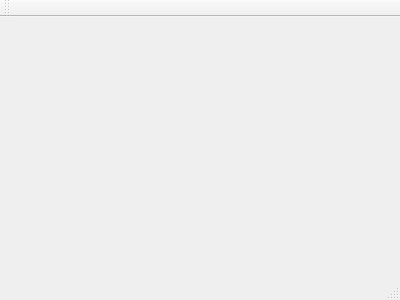
Qt form mainwindow.ui (Dalizi/option_calculator) before a commit.
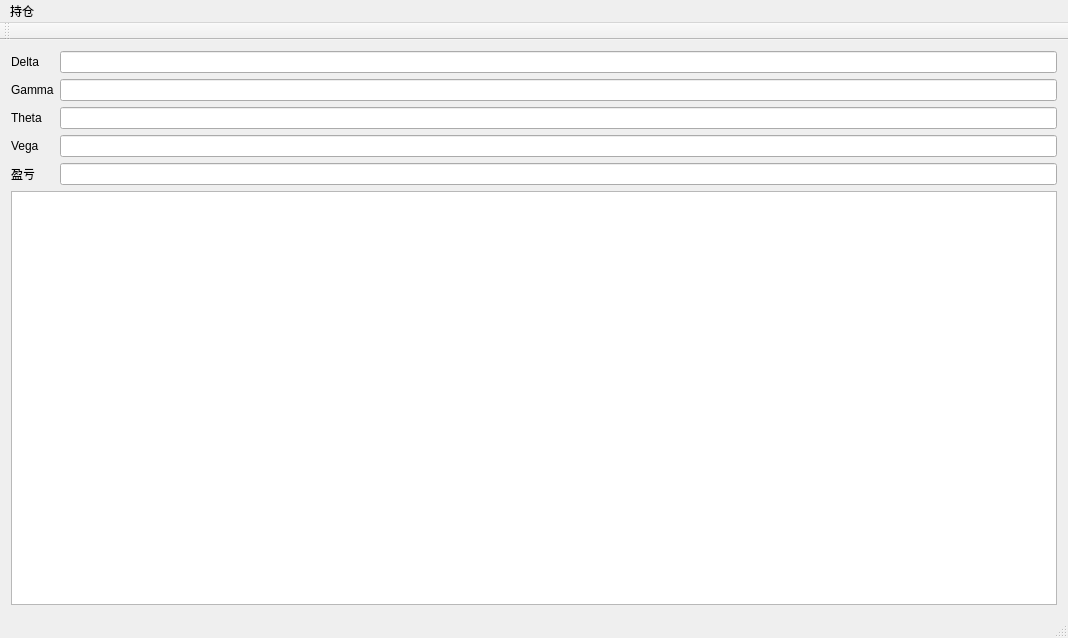
The same form after that commit.

```diff
--- a/mainwindow.ui
+++ b/mainwindow.ui
@@ -1,24 +1,171 @@
 <ui version="4.0">
  <class>MainWindow</class>
- <widget class="QMainWindow" name="MainWindow" >
-  <property name="geometry" >
+ <widget class="QMainWindow" name="MainWindow">
+  <property name="geometry">
    <rect>
     <x>0</x>
     <y>0</y>
-    <width>400</width>
-    <height>300</height>
+    <width>1068</width>
+    <height>638</height>
    </rect>
   </property>
   <property name="windowTitle" >
    <string>MainWindow</string>
   </property>
-  <widget class="QMenuBar" name="menuBar" />
-  <widget class="QToolBar" name="mainToolBar" />
-  <widget class="QWidget" name="centralWidget" />
-  <widget class="QStatusBar" name="statusBar" />
+  <widget class="QWidget" name="centralWidget">
+   <layout class="QVBoxLayout" name="verticalLayout">
+    <item>
+     <layout class="QFormLayout" name="formLayout">
+      <item row="0" column="0">
+       <widget class="QLabel" name="deltaLabel">
+        <property name="text">
+         <string>Delta</string>
+        </property>
+       </widget>
+      </item>
+      <item row="0" column="1">
+       <widget class="QLineEdit" name="deltaLineEdit">
+        <property name="readOnly">
+         <bool>true</bool>
+        </property>
+       </widget>
+      </item>
+      <item row="1" column="0">
+       <widget class="QLabel" name="gammaLabel">
+        <property name="text">
+         <string>Gamma</string>
+        </property>
+       </widget>
+      </item>
+      <item row="1" column="1">
+       <widget class="QLineEdit" name="gammaLineEdit">
+        <property name="readOnly">
+         <bool>true</bool>
+        </property>
+       </widget>
+      </item>
+      <item row="2" column="0">
+       <widget class="QLabel" name="thetaLabel">
+        <property name="text">
+         <string>Theta</string>
+        </property>
+       </widget>
+      </item>
+      <item row="2" column="1">
+       <widget class="QLineEdit" name="thetaLineEdit">
+        <property name="readOnly">
+         <bool>true</bool>
+        </property>
+       </widget>
+      </item>
+      <item row="3" column="0">
+       <widget class="QLabel" name="vegaLabel">
+        <property name="text">
+         <string>Vega</string>
+        </property>
+       </widget>
+      </item>
+      <item row="3" column="1">
+       <widget class="QLineEdit" name="vegaLineEdit">
+        <property name="readOnly">
+         <bool>true</bool>
+        </property>
+       </widget>
+      </item>
+      <item row="4" column="0">
+       <widget class="QLabel" name="pnlLabel">
+        <property name="font">
+         <font>
+          <family>WenQuanYi Micro Hei</family>
+         </font>
+        </property>
+        <property name="text">
+         <string>盈亏</string>
+        </property>
+       </widget>
+      </item>
+      <item row="4" column="1">
+       <widget class="QLineEdit" name="pnlLineEdit">
+        <property name="readOnly">
+         <bool>true</bool>
+        </property>
+       </widget>
+      </item>
+     </layout>
+    </item>
+    <item>
+     <widget class="QTableView" name="positionTableView"/>
+    </item>
+   </layout>
+  </widget>
+  <widget class="QMenuBar" name="menuBar">
+   <property name="geometry">
+    <rect>
+     <x>0</x>
+     <y>0</y>
+     <width>1068</width>
+     <height>27</height>
+    </rect>
+   </property>
+   <property name="font">
+    <font>
+     <family>WenQuanYi Micro Hei</family>
+    </font>
+   </property>
+   <widget class="QMenu" name="menu">
+    <property name="font">
+     <font>
+      <family>WenQuanYi Micro Hei</family>
+     </font>
+    </property>
+    <property name="title">
+     <string>持仓</string>
+    </property>
+    <addaction name="orderPlaceAction"/>
+   </widget>
+   <addaction name="menu"/>
+  </widget>
+  <widget class="QToolBar" name="mainToolBar">
+   <attribute name="toolBarArea">
+    <enum>TopToolBarArea</enum>
+   </attribute>
+   <attribute name="toolBarBreak">
+    <bool>false</bool>
+   </attribute>
+  </widget>
+  <widget class="QStatusBar" name="statusBar"/>
+  <action name="orderPlaceAction">
+   <property name="text">
+    <string>下单</string>
+   </property>
+   <property name="font">
+    <font>
+     <family>WenQuanYi Micro Hei</family>
+    </font>
+   </property>
+  </action>
+  <action name="modifyPositionAction">
+   <property name="text">
+    <string>修改持仓</string>
+   </property>
+   <property name="font">
+    <font>
+     <family>WenQuanYi Micro Hei</family>
+    </font>
+   </property>
+  </action>
+  <action name="deletePositionAction">
+   <property name="text">
+    <string>删除持仓</string>
+   </property>
+   <property name="font">
+    <font>
+     <family>WenQuanYi Micro Hei</family>
+    </font>
+   </property>
+  </action>
  </widget>
- <layoutDefault spacing="6" margin="11" />
- <pixmapfunction></pixmapfunction>
+ <layoutdefault spacing="6" margin="11"/>
  <resources/>
  <connections/>
 </ui>
```
Left out of the diff: 3 changed lines with no effect on the pictures.
